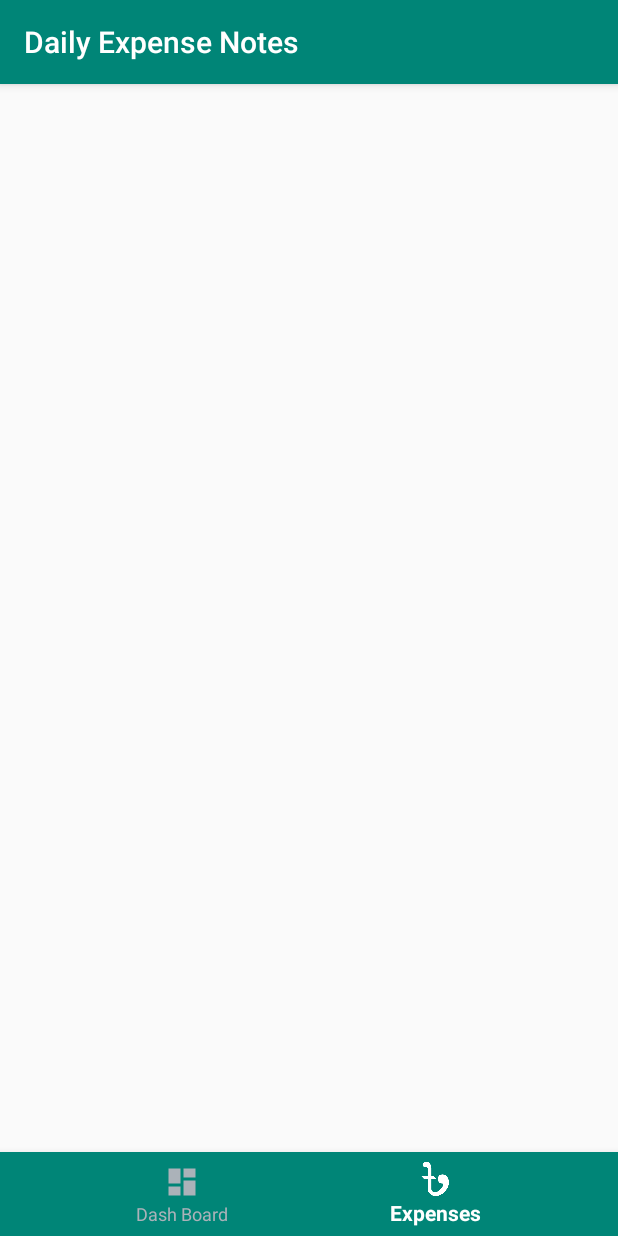
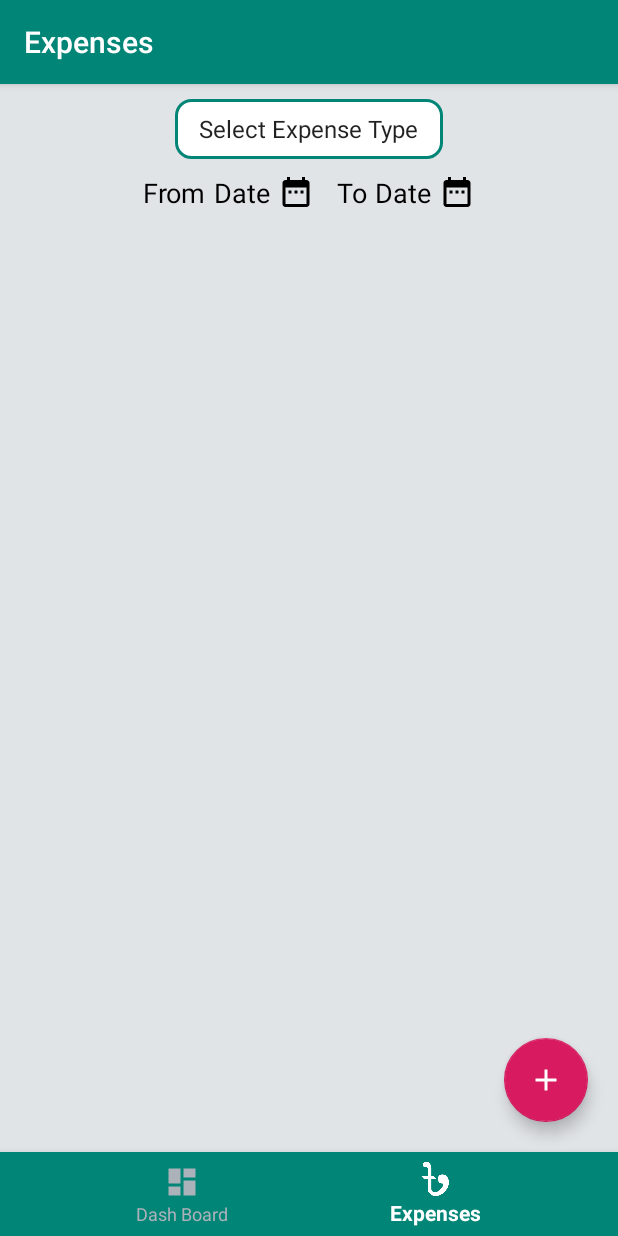
Before and after one commit to TeckBug/Daily-Expense-Note, an Android app: the screen it shows after launch (MainActivity), item 2 of the bottom bar chosen, on a phone screen of 412 x 824 dp. Run offline under Robolectric (Android 15) with nearby library versions, the phone set to English and light mode, and no system bars.

Commit message:
spinner and date added to expenses fragment

```diff
--- a/DailyExpenseNotes/app/src/main/java/com/example/asus/dailyexpensenotes/activity/MainActivity.java
+++ b/DailyExpenseNotes/app/src/main/java/com/example/asus/dailyexpensenotes/activity/MainActivity.java
@@ -8,33 +8,48 @@ import android.support.v7.app.AppCompatActivity;
 import android.os.Bundle;
 import android.view.MenuItem;
 import com.example.asus.dailyexpensenotes.R;
+import com.example.asus.dailyexpensenotes.fragment.ExpensesFragment;
 
 public class MainActivity extends AppCompatActivity {
+
     private BottomNavigationView bottomNavigationView;
 
     @Override
     protected void onCreate(Bundle savedInstanceState) {
         super.onCreate(savedInstanceState);
         setContentView(R.layout.activity_main);
+        setTitle("Dash Board");
 
         init();
-        //getImage();
+
+        //navigation item selected action
+        bottomNavigationView.setOnNavigationItemSelectedListener(new BottomNavigationView.OnNavigationItemSelectedListener() {
+            @Override
+            public boolean onNavigationItemSelected(@NonNull MenuItem menuItem) {
+
+                switch (menuItem.getItemId()){
+                    case R.id.dashBoardNavItemId:
+                        return true;
+                    case R.id.expensesNavItemId:
+                        replaceFragment(new ExpensesFragment());
+                        setTitle("Expenses");
+                        return true;
+                }
+                return false;
+            }
+        });
+
     }
 
+    //change fragment when nav item selected
     private void replaceFragment(Fragment fragment) {
         FragmentTransaction fragmentTransaction = getSupportFragmentManager().beginTransaction();
         fragmentTransaction.replace(R.id.frameLayoutId,fragment);
         fragmentTransaction.commit();
     }
 
+    //initialize all component
     private void init() {
         bottomNavigationView = findViewById(R.id.bottomNavigationViewId);
     }
-
-    //glade image view
-//    private void getImage() {
-//        mImageUrls.add("https://c1.staticflickr.com/5/4636/25316407448_de5fbf183d_o.jpg");
-//    }
-
-
-    }
+}
--- /dev/null
+++ b/DailyExpenseNotes/app/src/main/java/com/example/asus/dailyexpensenotes/fragment/ExpensesFragment.java
@@ -0,0 +1,171 @@
+package com.example.asus.dailyexpensenotes.fragment;
+
+import android.app.DatePickerDialog;
+import android.content.Intent;
+import android.database.Cursor;
+import android.graphics.Color;
+import android.graphics.drawable.ColorDrawable;
+import android.os.Bundle;
+import android.support.design.widget.FloatingActionButton;
+import android.support.v4.app.Fragment;
+import android.support.v7.widget.LinearLayoutManager;
+import android.support.v7.widget.RecyclerView;
+import android.view.LayoutInflater;
+import android.view.View;
+import android.view.ViewGroup;
+import android.widget.AdapterView;
+import android.widget.ArrayAdapter;
+import android.widget.DatePicker;
+import android.widget.ImageView;
+import android.widget.Spinner;
+import android.widget.TextView;
+import android.widget.Toast;
+
+import com.example.asus.dailyexpensenotes.model_class.Expense;
+import com.example.asus.dailyexpensenotes.adapter.ExpenseAdapter;
+import com.example.asus.dailyexpensenotes.database.MyDBHelper;
+import com.example.asus.dailyexpensenotes.R;
+import com.example.asus.dailyexpensenotes.activity.AddDailyExpenseActivity;
+
+import java.util.ArrayList;
+import java.util.Calendar;
+import java.util.List;
+
+public class ExpensesFragment extends Fragment {
+
+    private Spinner spinner;
+    private String[] spinnerList;
+    private ArrayAdapter<String> arrayAdapter;
+
+    private TextView fromDateTV,toDateTV;
+    private ImageView fromDateIV,toDateIV;
+
+    private DatePickerDialog.OnDateSetListener mFromDateSetListener;
+    private DatePickerDialog.OnDateSetListener mToDateSetListener;
+
+    private FloatingActionButton fab;
+
+    private String fromDate;
+
+    public ExpensesFragment() {
+        // Required empty public constructor
+    }
+
+
+    @Override
+    public View onCreateView(LayoutInflater inflater, ViewGroup container,
+                             Bundle savedInstanceState) {
+        // Inflate the layout for this fragment
+        View view =  inflater.inflate(R.layout.fragment_expenses, container, false);
+
+        init(view);
+
+        getFromDate();
+
+        getToDate();
+
+
+        //floating action button actions here to add new expense
+        fab.setOnClickListener(new View.OnClickListener() {
+            @Override
+            public void onClick(View v) {
+                Intent intent = new Intent(getActivity(),AddDailyExpenseActivity.class);
+                startActivityForResult(intent,100);
+            }
+        });
+
+        return view;
+    }
+
+
+
+    //set date to fromDate TextView by clicking from date icon
+    private void getFromDate() {
+
+        fromDateIV.setOnClickListener(new View.OnClickListener() {
+            @Override
+            public void onClick(View v) {
+
+                Calendar calendar = Calendar.getInstance();
+                int day = calendar.get(Calendar.DAY_OF_MONTH);
+                int month = calendar.get(Calendar.MONTH);
+                int year = calendar.get(Calendar.YEAR);
+
+                DatePickerDialog datePickerDialog = new DatePickerDialog(
+                        getActivity(),
+                        android.R.style.Theme_Holo_Light_Dialog_MinWidth,
+                        mFromDateSetListener,
+                        year, month, day
+                );
+                datePickerDialog.getWindow().setBackgroundDrawable(new ColorDrawable(Color.TRANSPARENT));
+                datePickerDialog.setTitle("Please select date");
+                datePickerDialog.show();
+            }
+        });
+
+        mFromDateSetListener = new DatePickerDialog.OnDateSetListener() {
+            @Override
+            public void onDateSet(DatePicker view, int year, int month, int dayOfMonth) {
+                month = month + 1;
+                fromDate = dayOfMonth + "/" + month + "/" + year;
+                fromDateTV.setText(fromDate);
+            }
+        };
+    }
+
+    //set date to toDate TextView by clicking to date icon
+    private void getToDate() {
+
+            toDateIV.setOnClickListener(new View.OnClickListener() {
+                @Override
+                public void onClick(View v) {
+
+                        Calendar calendar = Calendar.getInstance();
+                        int day = calendar.get(Calendar.DAY_OF_MONTH);
+                        int month = calendar.get(Calendar.MONTH);
+                        int year = calendar.get(Calendar.YEAR);
+
+                        DatePickerDialog datePickerDialog = new DatePickerDialog(
+                                getActivity(),
+                                android.R.style.Theme_Holo_Light_Dialog_MinWidth,
+                                mToDateSetListener,
+                                year, month, day
+                        );
+
+                        datePickerDialog.getWindow().setBackgroundDrawable(new ColorDrawable(Color.TRANSPARENT));
+                        datePickerDialog.setTitle("Please select date");
+                        datePickerDialog.show();
+
+                }
+            });
+
+            mToDateSetListener = new DatePickerDialog.OnDateSetListener() {
+                @Override
+                public void onDateSet(DatePicker view, int year, int month, int dayOfMonth) {
+                    month = month + 1;
+                    String toDate = dayOfMonth + "/" + month + "/" + year;
+                    toDateTV.setText(toDate);
+
+                }
+            };
+    }
+
+
+
+    //initialize all components
+    private void init(View view) {
+
+        spinner = view.findViewById(R.id.selectExpenseTypeSpinnerId);
+        spinnerList = getResources().getStringArray(R.array.spinner_list);
+        arrayAdapter = new ArrayAdapter<String>(getActivity(),android.R.layout.simple_list_item_1,spinnerList);
+        spinner.setAdapter(arrayAdapter);
+
+        fromDateTV = view.findViewById(R.id.fromDateTVId);
+        toDateTV = view.findViewById(R.id.toDateTVId);
+        fromDateIV = view.findViewById(R.id.fromDateIVId);
+        toDateIV = view.findViewById(R.id.toDateIVId);
+
+        fab = view.findViewById(R.id.fabId);
+    }
+
+}
--- /dev/null
+++ b/DailyExpenseNotes/app/src/main/res/layout/fragment_expenses.xml
@@ -0,0 +1,102 @@
+<?xml version="1.0" encoding="utf-8"?>
+<LinearLayout
+    xmlns:android="http://schemas.android.com/apk/res/android"
+    xmlns:tools="http://schemas.android.com/tools"
+    android:layout_width="match_parent"
+    android:layout_height="match_parent"
+    android:background="#e1e4e7"
+    android:orientation="vertical"
+    tools:context=".fragment.ExpensesFragment">
+
+    <RelativeLayout
+        android:layout_weight="1"
+        android:layout_width="match_parent"
+        android:layout_height="match_parent">
+
+        <LinearLayout
+            android:layout_marginTop="10dp"
+            android:layout_marginLeft="10dp"
+            android:layout_marginRight="10dp"
+            android:orientation="vertical"
+            android:layout_width="match_parent"
+            android:layout_height="match_parent">
+
+            <Spinner
+                android:layout_gravity="center"
+                android:gravity="center"
+                android:background="@drawable/spinner_background"
+                android:layout_marginBottom="10dp"
+                android:id="@+id/selectExpenseTypeSpinnerId"
+                android:minWidth="100dp"
+                android:layout_width="wrap_content"
+                android:layout_height="40dp">
+            </Spinner>
+
+            <LinearLayout
+                android:layout_marginBottom="10dp"
+                android:gravity="center"
+                android:orientation="horizontal"
+                android:layout_width="match_parent"
+                android:layout_height="wrap_content">
+                <TextView
+                    android:layout_marginRight="5dp"
+                    android:text="From"
+                    android:textColor="#000000"
+                    android:textSize="18sp"
+                    android:layout_width="wrap_content"
+                    android:layout_height="wrap_content" />
+                <TextView
+                    android:layout_marginRight="5dp"
+                    android:id="@+id/fromDateTVId"
+                    android:textColor="#000000"
+                    android:textSize="18sp"
+                    android:text="Date"
+                    android:layout_width="wrap_content"
+                    android:layout_height="wrap_content" />
+                <ImageView
+                    android:layout_marginRight="15dp"
+                    android:id="@+id/fromDateIVId"
+                    android:src="@drawable/ic_date_range_black_24dp"
+                    android:layout_width="wrap_content"
+                    android:layout_height="wrap_content" />
+                <TextView
+                    android:layout_marginRight="5dp"
+                    android:text="To"
+                    android:textColor="#000000"
+                    android:textSize="18sp"
+                    android:layout_width="wrap_content"
+                    android:layout_height="wrap_content" />
+                <TextView
+                    android:layout_marginRight="5dp"
+                    android:textColor="#000000"
+                    android:textSize="18sp"
+                    android:id="@+id/toDateTVId"
+                    android:text="Date"
+                    android:layout_width="wrap_content"
+                    android:layout_height="wrap_content" />
+                <ImageView
+                    android:id="@+id/toDateIVId"
+                    android:src="@drawable/ic_date_range_black_24dp"
+                    android:layout_width="wrap_content"
+                    android:layout_height="wrap_content" />
+            </LinearLayout>
+
+            <android.support.v7.widget.RecyclerView
+                android:id="@+id/recyclerViewId"
+                android:layout_width="match_parent"
+                android:layout_height="wrap_content">
+            </android.support.v7.widget.RecyclerView>
+        </LinearLayout>
+
+        <android.support.design.widget.FloatingActionButton
+            android:id="@+id/fabId"
+            android:src="@drawable/ic_add_black_24dp"
+            android:layout_alignParentBottom="true"
+            android:layout_alignParentRight="true"
+            android:layout_margin="20dp"
+            android:layout_width="wrap_content"
+            android:layout_height="wrap_content" />
+
+    </RelativeLayout>
+
+</LinearLayout>
```
Also changed, not shown: DailyExpenseNotes/app/src/main/java/com/example/asus/dailyexpensenotes/activity/AddDailyExpenseActivity.java (+1 -12 lines), DailyExpenseNotes/app/src/main/java/com/example/asus/dailyexpensenotes/adapter/ExpenseAdapter.java (+23 -1 lines), DailyExpenseNotes/app/src/main/java/com/example/asus/dailyexpensenotes/database/MyDBHelper.java (+2 -32 lines), DailyExpenseNotes/app/src/main/res/drawable/ic_cancel_black_24dp.xml (deleted, +0 -11 lines), DailyExpenseNotes/app/src/main/res/layout/recycler_item_design.xml (added, +71 -0 lines), DailyExpenseNotes/app/src/main/res/drawable/ic_cancel_black_24dp.png (added).
